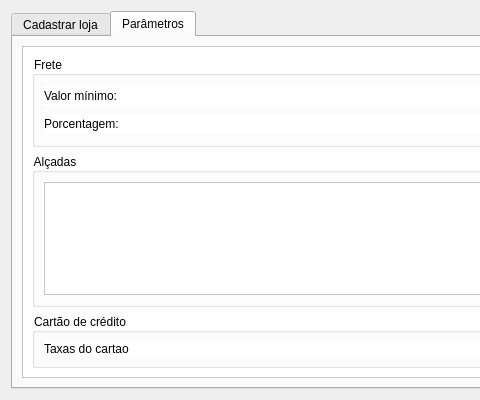
Old version of the form ui/cadastroloja.ui in the repository lellisls/ERP-STACCATO; both pictures show x 0 to 480 and y 0 to 400 of the 1274 by 400 pixel window.
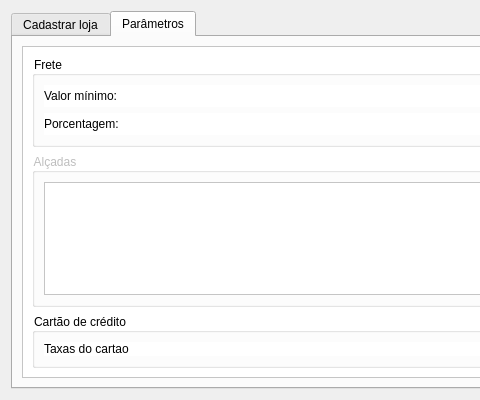
New version of the form. The open tabs and pages were chosen to show the change. Icons and pictures are not drawn. Custom widgets are drawn as their Qt base class.

Commit message: Desativar tabela de alçadas

Patch:
```diff
--- a/ui/cadastroloja.ui
+++ b/ui/cadastroloja.ui
@@ -644,6 +644,9 @@
            </item>
            <item row="1" column="0">
             <widget class="QGroupBox" name="groupBoxAlcadas">
+             <property name="enabled">
+              <bool>false</bool>
+             </property>
              <property name="title">
               <string>Alçadas</string>
              </property>
```
